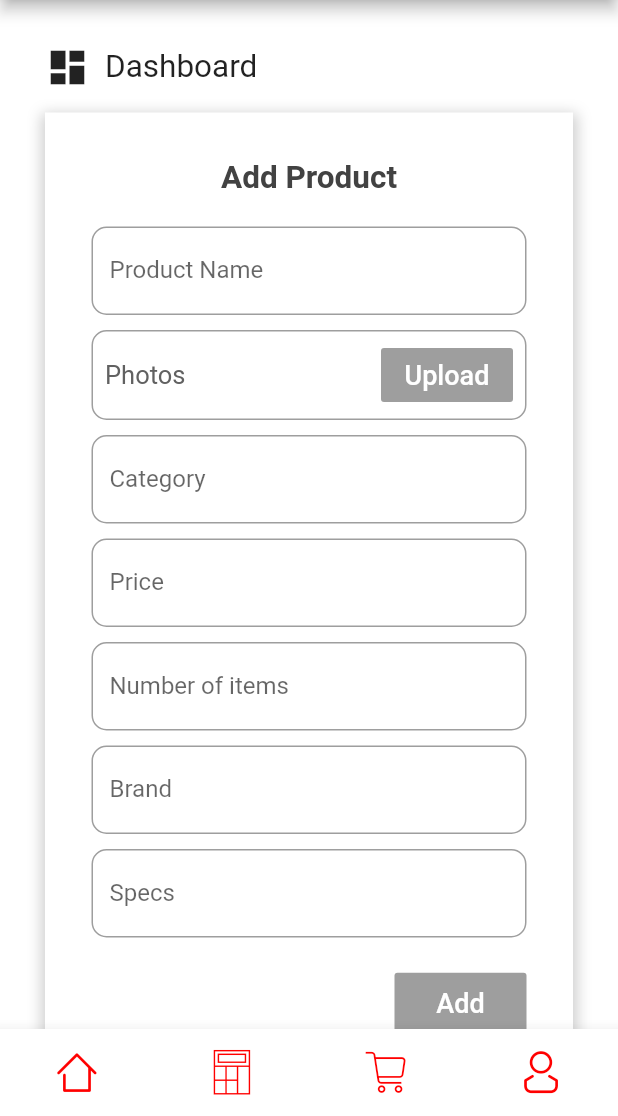
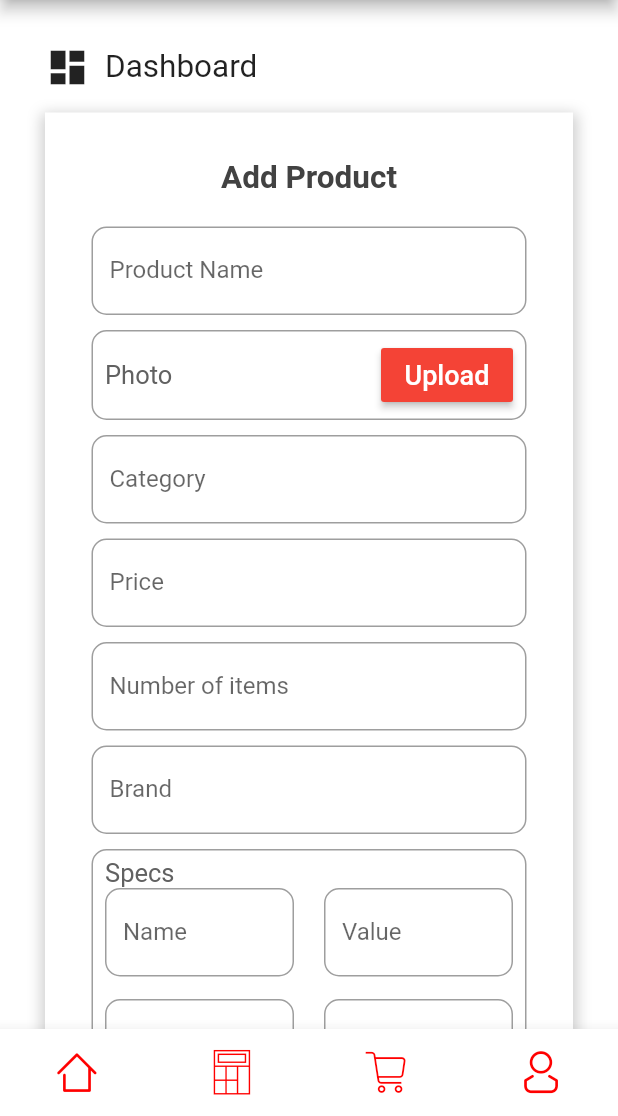
Before and after one commit to MohanadSafwat/Matjar-App, a Flutter app: the SellerDashboard screen opened directly, on a phone screen of 412 x 824 dp, the part 120-1236 px from its top. Run offline on Flutter 3.47's test engine with Material 2 defaults, Android fonts, the phone set to English and light mode, and no system bars; our stand-ins replace cloud_firestore, firebase_auth, firebase_core; accounts and stored records are empty.

Commit message:
Update sellerDashboard.dart

```diff
--- a/lib/sellerDashboard.dart
+++ b/lib/sellerDashboard.dart
@@ -20,6 +20,17 @@ class _SellerDashboardState extends State<SellerDashboard> {
   TextEditingController itemCategoryController = TextEditingController();
   TextEditingController itemNoInStockController = TextEditingController();
   TextEditingController itemBrandController = TextEditingController();
+  TextEditingController itemSpecsType1Controller = TextEditingController();
+  TextEditingController itemSpecsType2Controller = TextEditingController();
+  TextEditingController itemSpecsType3Controller = TextEditingController();
+  TextEditingController itemSpecsType4Controller = TextEditingController();
+  TextEditingController itemSpecsValue1Controller = TextEditingController();
+  TextEditingController itemSpecsValue2Controller = TextEditingController();
+  TextEditingController itemSpecsValue3Controller = TextEditingController();
+  TextEditingController itemSpecsValue4Controller = TextEditingController();
+
+  var photoText = 'Photo';
+
   @override
   Widget build(BuildContext context) {
     return Scaffold(
@@ -149,7 +160,7 @@ class _SellerDashboardState extends State<SellerDashboard> {
                         mainAxisAlignment: MainAxisAlignment.spaceBetween,
                         children: [
                           Text(
-                            'Photos',
+                            photoText,
                             style: TextStyle(
                                 fontSize: 17.0, color: Colors.grey[700]),
                           ),
@@ -157,6 +168,11 @@ class _SellerDashboardState extends State<SellerDashboard> {
                             text: 'Upload',
                             vertical: 1,
                             horizontal: 2,
+                            fnc: () {
+                              uploadImage().whenComplete(() => setState(() {
+                                    photoText = 'Photo Uploaded';
+                                  }));
+                            },
                           ),
                         ],
                       ),
@@ -183,7 +199,100 @@ class _SellerDashboardState extends State<SellerDashboard> {
                     control: itemBrandController,
                   ),
                   Padding(padding: EdgeInsets.all(5)),
-                  CustomTextField(lable: 'Specs'),
+                  Container(
+                    decoration: BoxDecoration(
+                      borderRadius: BorderRadius.circular(10),
+                      color: Colors.white,
+                      border: Border.all(
+                        width: 1,
+                        color: Colors.grey,
+                      ),
+                    ),
+                    child: Padding(
+                      padding: const EdgeInsets.symmetric(
+                          horizontal: 8.0, vertical: 5.0),
+                      child: Column(
+                        mainAxisAlignment: MainAxisAlignment.start,
+                        crossAxisAlignment: CrossAxisAlignment.start,
+                        children: [
+                          Text(
+                            'Specs',
+                            style: TextStyle(
+                                fontSize: 17.0, color: Colors.grey[700]),
+                          ),
+                          Row(children: [
+                            Expanded(
+                              child: CustomTextField(
+                                lable: 'Name',
+                                control: itemSpecsType1Controller,
+                              ),
+                            ),
+                            SizedBox(
+                              width: 20,
+                            ),
+                            Expanded(
+                              child: CustomTextField(
+                                  lable: 'Value', control: itemSpecsValue1Controller),
+                            )
+                          ]),
+                          SizedBox(
+                            height: 15,
+                          ),
+                          Row(children: [
+                            Expanded(
+                              child: CustomTextField(
+                                lable: 'Name',
+                                control: itemSpecsType2Controller,
+                              ),
+                            ),
+                            SizedBox(
+                              width: 20,
+                            ),
+                            Expanded(
+                              child: CustomTextField(
+                                  lable: 'Value', control: itemSpecsValue2Controller),
+                            )
+                          ]),
+                          SizedBox(
+                            height: 15,
+                          ),
+                          Row(children: [
+                            Expanded(
+                              child: CustomTextField(
+                                lable: 'Name',
+                                control: itemSpecsType3Controller,
+                              ),
+                            ),
+                            SizedBox(
+                              width: 20,
+                            ),
+                            Expanded(
+                              child: CustomTextField(
+                                  lable: 'Value', control: itemSpecsValue3Controller),
+                            )
+                          ]),
+                          SizedBox(
+                            height: 15,
+                          ),
+                          Row(children: [
+                            Expanded(
+                              child: CustomTextField(
+                                lable: 'Name',
+                                control: itemSpecsType4Controller,
+                              ),
+                            ),
+                            SizedBox(
+                              width: 20,
+                            ),
+                            Expanded(
+                              child: CustomTextField(
+                                  lable: 'Value', control: itemSpecsValue4Controller),
+                            )
+                          ])
+                        ],
+                      ),
+                    ),
+                  ),
                   Padding(
                     padding: const EdgeInsets.symmetric(vertical: 20.0),
                     child: Row(
@@ -193,16 +302,25 @@ class _SellerDashboardState extends State<SellerDashboard> {
                           text: 'Add',
                           vertical: 10,
                           horizontal: 12,
-                          onclick: () {
-                            productAction.addProduct(
-                                item: Item(
-                                    name: itemNameController.text,
-                                    brand: itemBrandController.text,
-                                    price:
-                                        double.parse(itemPriceController.text),
-                                    categoryName: itemCategoryController.text,
-                                    numberInStock: int.parse(
-                                        itemNoInStockController.text)));
+                          fnc: () {
+                            counter();
+                            int count = getCounter();
+                            productAction = ProductAction(Item(
+                                name: itemNameController.text,
+                                brand: itemBrandController.text,
+                                price: double.parse(itemPriceController.text),
+                                categoryName: itemCategoryController.text,
+                                numberInStock:
+                                int.parse(itemNoInStockController.text),
+                                specs: {
+                                  itemSpecsType1Controller.text:itemSpecsValue1Controller.text,
+                                  itemSpecsType2Controller.text:itemSpecsValue2Controller.text,
+                                  itemSpecsType3Controller.text:itemSpecsValue3Controller.text,
+                                  itemSpecsType4Controller.text:itemSpecsValue4Controller.text,
+                                },
+                            ));
+                            productAction.addProduct(count.toString());
+                            addCounter(count);
                           },
                         ),
                       ],
```
